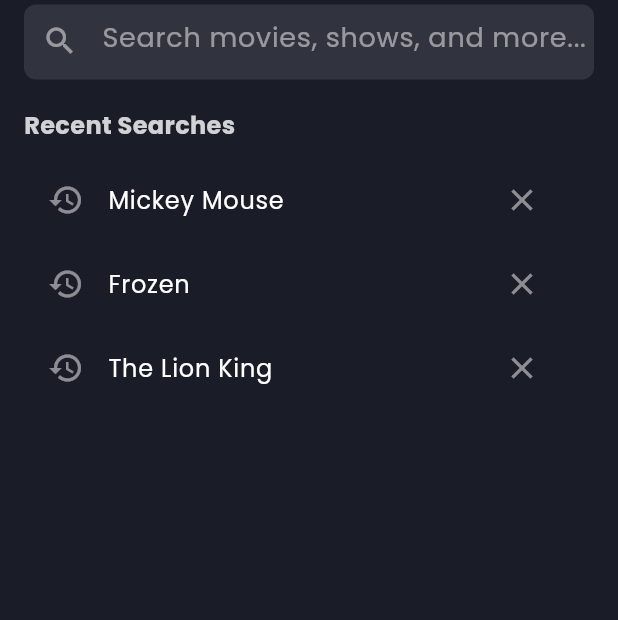
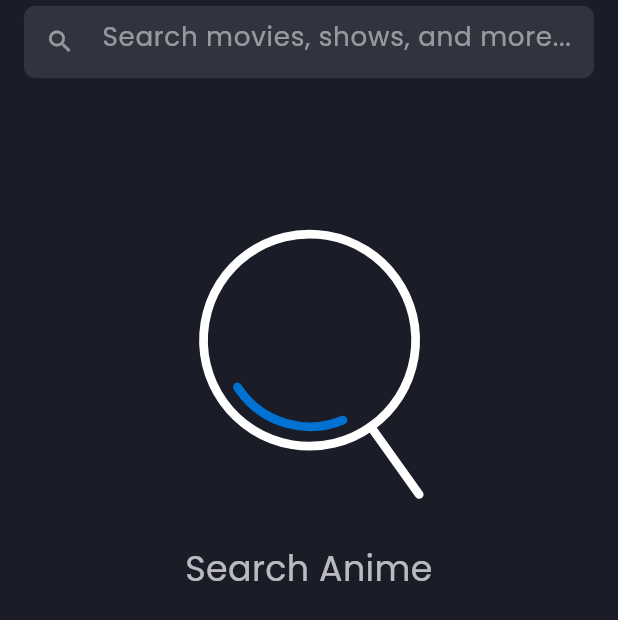
Before and after one commit to IbrahimElbazz/Disney, a Flutter app: the SearchScreen screen opened by its route, on a phone screen of 412 x 824 dp. Shown: the top 620 px of the screen. Run offline on Flutter 3.47's test engine with Material 3 defaults, Android fonts, the phone set to English and light mode, and no system bars; our stand-ins replace cached_network_image, carousel_slider, crystal_navigation_bar, dio, dots_indicator, flutter_animate and 9 more; missing offline and left inert: animated_rating_stars; generated files the repository leaves out were written again; network calls fail.

Commit message:
search screen done

```diff
--- a/lib/core/di/di.dart
+++ b/lib/core/di/di.dart
@@ -3,6 +3,8 @@ import 'package:disney/core/network/api_service.dart';
 import 'package:disney/core/network/dio_factory.dart';
 import 'package:disney/features/home/data/repos/home_repo.dart';
 import 'package:disney/features/home/logic/cubit/home_cubit.dart';
+import 'package:disney/features/search/data/repos/search_repo.dart';
+import 'package:disney/features/search/logic/cubit/search_cubit.dart';
 import 'package:get_it/get_it.dart';
 
 final getIt = GetIt.instance;
@@ -15,4 +17,8 @@ void setupGetIt() {
   // home
   getIt.registerLazySingleton(() => HomeRepo(getIt()));
   getIt.registerFactory(() => HomeCubit(getIt()));
+
+  // search
+  getIt.registerLazySingleton(() => SearchRepo(getIt()));
+  getIt.registerFactory(() => SearchCubit(getIt()));
 }
--- a/lib/core/network/api_constants.dart
+++ b/lib/core/network/api_constants.dart
@@ -2,4 +2,5 @@ class ApiConstants {
   static const String apiBaseUrl = "https://api.jikan.moe/v4/";
   static const String topAnime = "top/anime";
   static const String newsHome = "seasons/now";
+  static const String animeSearch = "anime";
 }
--- a/lib/core/network/api_service.dart
+++ b/lib/core/network/api_service.dart
@@ -11,9 +11,13 @@ abstract class ApiService {
 
   // get top anime
   @GET(ApiConstants.topAnime)
-  Future<GetTopAnimeResponseModel> getTopAnime();
+  Future<GetTopAnimeResponseModel> getTopAnime(@Query('q') String? query);
 
   // get news home
   @GET(ApiConstants.newsHome)
   Future<GetTopAnimeResponseModel> getNewsHome();
+
+  // get anime search
+  @GET(ApiConstants.animeSearch)
+  Future<GetTopAnimeResponseModel> searchAnime(@Query('q') String? query);
 }
--- a/lib/core/strings/app_images.dart
+++ b/lib/core/strings/app_images.dart
@@ -15,6 +15,7 @@ class AppImages {
   static String marvelChannel = '$imagePathImage/marvel_chanal.png';
   static String star = '$imagePathImage/star.png';
   static String arrowDownward = '$imagePathImage/arrow_downward.png';
+  static String notFoundSearch = '$imagePathImage/not_found_search.png';
 }
 
 class AppLotties {
@@ -24,6 +25,7 @@ class AppLotties {
   static String fireworks2 = '$imagePathLotties/fireworks2.json';
   static String stars = '$imagePathLotties/stars.json';
   static String success = '$imagePathLotties/success.json';
+  static String search = '$imagePathLotties/search.json';
 }
 
 class AppSvgs {
--- a/lib/core/strings/app_string.dart
+++ b/lib/core/strings/app_string.dart
@@ -22,4 +22,10 @@ class AppString {
   static const String channels = 'Channels';
   static const String showAll = 'Show All';
   static const String showMore = 'Show more';
+  static const String searchAnime = 'Search Anime';
+  static const String noResultsFound = 'No results found for ';
+  static const String trySearchingForSomethingElse =
+      'Try searching for something else';
+  static const String searchMoviesShowsAndMore =
+      'Search movies, shows, and more...';
 }
--- a/lib/features/anime_details/presentation/widgets/anime_details_section.dart
+++ b/lib/features/anime_details/presentation/widgets/anime_details_section.dart
@@ -22,6 +22,7 @@ class AnimeDetailsSection extends StatelessWidget {
       child: Column(
         crossAxisAlignment: CrossAxisAlignment.start,
         children: [
+          SizedBox(height: 20.h),
           // Synopsis Section
           Text(
             'Synopsis',
@@ -33,7 +34,9 @@ class AnimeDetailsSection extends StatelessWidget {
           ),
           SizedBox(height: 10.h),
           Text(
-            "${animeData.synopsis?.substring(0, 500)} ...",
+            animeData.synopsis!.length > 500
+                ? "${animeData.synopsis!.substring(0, 500)} ..."
+                : "${animeData.synopsis ?? 'N/A'} ...",
             style: TextStyle(
               color: Colors.white70,
               fontSize: 15.sp,
--- a/lib/features/app_navigation/app_navigation.dart
+++ b/lib/features/app_navigation/app_navigation.dart
@@ -3,6 +3,7 @@ import 'package:disney/core/themes/app_color.dart';
 import 'package:disney/features/favorit/presentation/screens/favorit_screen.dart';
 import 'package:disney/features/home/logic/cubit/home_cubit.dart';
 import 'package:disney/features/home/presentation/screens/home_screen.dart';
+import 'package:disney/features/search/logic/cubit/search_cubit.dart';
 import 'package:disney/features/search/presentation/screens/search_screen.dart';
 import 'package:flutter/cupertino.dart';
 import 'package:flutter/material.dart';
@@ -26,7 +27,10 @@ class _AppNavigationState extends State<AppNavigation> {
     ),
     const FavoritScreen(),
     const FavoritScreen(),
-    const SearchScreen(),
+    BlocProvider(
+      create: (context) => getIt<SearchCubit>(),
+      child: const SearchScreen(),
+    ),
   ];
   @override
   Widget build(BuildContext context) {
--- a/lib/features/home/data/repos/home_repo.dart
+++ b/lib/features/home/data/repos/home_repo.dart
@@ -7,9 +7,9 @@ class HomeRepo {
   HomeRepo(this._apiService);
   ApiService _apiService;
 
-  Future<ApiResult<GetTopAnimeResponseModel>> getTopAnime() async {
+  Future<ApiResult<GetTopAnimeResponseModel>> getTopAnime(String? query) async {
     try {
-      final response = await _apiService.getTopAnime();
+      final response = await _apiService.getTopAnime(query);
 
       return ApiResult.success(response);
     } catch (e) {
--- a/lib/features/home/logic/cubit/home_cubit.dart
+++ b/lib/features/home/logic/cubit/home_cubit.dart
@@ -13,7 +13,7 @@ class HomeCubit extends Cubit<HomeState> {
   Future<void> getTopAmine() async {
     emit(HomeState.getTopAnimeLoading());
 
-    final response = await _homeRepo.getTopAnime();
+    final response = await _homeRepo.getTopAnime(null);
     response.when(
       success: (GetTopAnimeResponseModel data) {
         emit(HomeState.getTopAnimeSuccess(data));
--- /dev/null
+++ b/lib/features/search/data/repos/search_repo.dart
@@ -0,0 +1,20 @@
+import 'package:disney/core/network/api_error_handel.dart';
+import 'package:disney/core/network/api_result.dart';
+import 'package:disney/core/network/api_service.dart';
+import 'package:disney/features/home/data/models/get_top_anime_response_model.dart';
+
+class SearchRepo {
+  final ApiService _apiService;
+
+  SearchRepo(this._apiService);
+
+  Future<ApiResult<GetTopAnimeResponseModel>> searchAnime(String? query) async {
+    try {
+      final response = await _apiService.searchAnime(query);
+
+      return ApiResult.success(response);
+    } catch (e) {
+      return ApiResult.failure(ApiErrorHandler.handle(e.toString()));
+    }
+  }
+}
--- /dev/null
+++ b/lib/features/search/logic/cubit/search_cubit.dart
@@ -0,0 +1,20 @@
+import 'package:disney/core/network/api_result.dart';
+import 'package:disney/features/home/data/repos/home_repo.dart';
+import 'package:disney/features/search/data/repos/search_repo.dart';
+import 'package:disney/features/search/logic/cubit/search_state.dart';
+import 'package:flutter_bloc/flutter_bloc.dart';
+
+class SearchCubit extends Cubit<SearchState> {
+  SearchCubit(this._searchRepo) : super(SearchState.initialSearch());
+
+  final SearchRepo _searchRepo;
+
+  Future<void> searchAnime(String? query) async {
+    emit(SearchState.loadingSearch());
+    final response = await _searchRepo.searchAnime(query);
+    response.when(
+      success: (data) => emit(SearchState.successSearch(data)),
+      failure: (apiErrorModel) => emit(SearchState.errorSearch(apiErrorModel)),
+    );
+  }
+}
--- /dev/null
+++ b/lib/features/search/logic/cubit/search_state.dart
@@ -0,0 +1,14 @@
+import 'package:disney/core/network/api_error_model.dart';
+import 'package:disney/features/home/data/models/get_top_anime_response_model.dart';
+import 'package:freezed_annotation/freezed_annotation.dart';
+
+part 'search_state.freezed.dart';
+
+@freezed
+class SearchState with _$SearchState {
+  const factory SearchState.initialSearch() = InitialSearch;
+  const factory SearchState.loadingSearch() = LoadingSearch;
+  const factory SearchState.successSearch(GetTopAnimeResponseModel animes) =
+      SuccessSearch;
+  const factory SearchState.errorSearch(ApiErrorModel error) = ErrorSearch;
+}
--- a/lib/features/search/presentation/screens/search_screen.dart
+++ b/lib/features/search/presentation/screens/search_screen.dart
@@ -1,5 +1,16 @@
+import 'package:disney/core/routes/route_extension.dart';
+import 'package:disney/core/routes/routes_constant.dart';
+import 'package:disney/core/strings/app_string.dart';
 import 'package:disney/core/themes/app_color.dart';
+import 'package:disney/features/search/logic/cubit/search_cubit.dart';
+import 'package:disney/features/search/logic/cubit/search_state.dart';
+import 'package:disney/features/search/presentation/widgets/loading_search_list.dart';
+import 'package:disney/features/search/presentation/widgets/search_empty.dart';
+import 'package:disney/features/search/presentation/widgets/search_not_found.dart';
 import 'package:flutter/material.dart';
+import 'package:flutter_bloc/flutter_bloc.dart';
+import 'package:flutter_screenutil/flutter_screenutil.dart';
+import 'package:skeletonizer/skeletonizer.dart';
 
 class SearchScreen extends StatefulWidget {
   const SearchScreen({super.key});
@@ -10,25 +21,19 @@ class SearchScreen extends StatefulWidget {
 
 class _SearchScreenState extends State<SearchScreen> {
   final TextEditingController _searchController = TextEditingController();
-  List<String> _recentSearches = ['Mickey Mouse', 'Frozen', 'The Lion King'];
-  List<String> _allMovies = [
-    'Mickey Mouse',
-    'Frozen',
-    'The Lion King',
-    'Moana',
-    'Toy Story',
-    'Finding Nemo',
-    'Aladdin',
-    'Beauty and the Beast',
-    'Cinderella',
-    'The Little Mermaid',
-  ];
-  List<String> _searchResults = [];
 
   @override
   void initState() {
     super.initState();
     _searchController.addListener(_onSearchChanged);
+  }
+
+  void _onSearchChanged() {
+    final query = _searchController.text.trim();
+    if (query.isNotEmpty) {
+      context.read<SearchCubit>().searchAnime(query);
+    }
+    setState(() {});
   }
 
   @override
@@ -38,168 +43,121 @@ class _SearchScreenState extends State<SearchScreen> {
     super.dispose();
   }
 
-  void _onSearchChanged() {
-    _searchResult();
-  }
-
-  void _searchResult() {
-    String query = _searchController.text.toLowerCase();
-    setState(() {
-      _searchResults = _allMovies
-          .where((movie) => movie.toLowerCase().contains(query))
-          .toList();
-    });
-  }
-
   @override
   Widget build(BuildContext context) {
-    return Scaffold(
+    return GestureDetector(
+      onTap: () => FocusManager.instance.primaryFocus?.unfocus(),
+      child: Scaffold(
         backgroundColor: AppColor.blueDark,
         appBar: AppBar(
+          foregroundColor: AppColor.blueDark,
+          surfaceTintColor: AppColor.blueDark,
           backgroundColor: AppColor.blueDark,
           leadingWidth: 0,
           title: Container(
-          height: 50,
+            height: 50.h,
             decoration: BoxDecoration(
               color: AppColor.white10,
-            borderRadius: BorderRadius.circular(8),
+              borderRadius: BorderRadius.circular(8.r),
             ),
             child: TextField(
               controller: _searchController,
               style: const TextStyle(color: AppColor.white),
               cursorColor: AppColor.white,
               decoration: InputDecoration(
-              hintText: 'Search movies, shows, and more...',
+                hintText: AppString.searchMoviesShowsAndMore,
                 hintStyle: TextStyle(
                   color: AppColor.white.withValues(alpha: 0.5),
-                fontSize: 18,
+                  fontSize: 18.sp,
                 ),
                 border: InputBorder.none,
-              prefixIcon: const Icon(Icons.search, color: AppColor.white50),
+                prefixIcon: Icon(
+                  Icons.search,
+                  color: AppColor.white50,
+                  size: 20.sp,
+                ),
                 suffixIcon: _searchController.text.isNotEmpty
                     ? IconButton(
-                      icon: const Icon(Icons.clear, color: AppColor.white50),
+                        icon: Icon(
+                          Icons.clear,
+                          color: AppColor.white50,
+                          size: 20.sp,
+                        ),
                         onPressed: () {
                           _searchController.clear();
                           setState(() {});
                         },
                       )
                     : null,
-              contentPadding: const EdgeInsets.symmetric(vertical: 8),
+                contentPadding: EdgeInsets.symmetric(vertical: 8.h),
               ),
-            onChanged: (value) {
-              // _onSearchChanged will handle setState
-            },
+              onChanged: (_) => _onSearchChanged(),
             ),
           ),
         ),
         body: _searchController.text.isEmpty
-          ? Padding(
+            ? const SearchEmpty()
+            : BlocBuilder<SearchCubit, SearchState>(
+                buildWhen: (previous, current) {
+                  return current is ErrorSearch ||
+                      current is LoadingSearch ||
+                      current is SuccessSearch;
+                },
+                builder: (context, state) {
+                  return state.maybeWhen(
+                    orElse: () => const SizedBox.shrink(),
+                    loadingSearch: () => LoadingSearchList(),
+                    errorSearch: (error) => Center(child: Text(error.message)),
+                    successSearch: (data) {
+                      return data.data.isEmpty
+                          ? SearchNotFound(searchController: _searchController)
+                          : ListView.builder(
+                              physics: BouncingScrollPhysics(),
                               padding: const EdgeInsets.all(16.0),
-              child: Column(
-                crossAxisAlignment: CrossAxisAlignment.start,
-                children: [
-                  Text(
-                    'Recent Searches',
-                    style: TextStyle(
-                      color: AppColor.white.withOpacity(0.8),
-                      fontSize: 16,
-                      fontWeight: FontWeight.bold,
-                    ),
-                  ),
-                  const SizedBox(height: 10),
-                  Expanded(
-                    child: ListView.builder(
-                      itemCount: _recentSearches.length,
-                      itemBuilder: (context, index) {
-                        return ListTile(
-                          leading: const Icon(
-                            Icons.history,
-                            color: AppColor.white50,
-                          ),
-                          title: Text(
-                            _recentSearches[index],
-                            style: const TextStyle(color: AppColor.white),
-                          ),
-                          trailing: IconButton(
-                            icon: const Icon(
-                              Icons.close,
-                              color: AppColor.white50,
-                            ),
-                            onPressed: () {
-                              setState(() {
-                                _recentSearches.removeAt(index);
-                              });
-                            },
-                          ),
-                          onTap: () {
-                            _searchController.text = _recentSearches[index];
-                            _searchResult(); // Trigger search for the recent item
-                          },
-                        );
-                      },
-                    ),
-                  ),
-                ],
-              ),
-            )
-          : _searchResults.isEmpty && _searchController.text.isNotEmpty
-          ? Center(
-              child: Column(
-                mainAxisAlignment: MainAxisAlignment.center,
-                children: [
-                  Icon(
-                    Icons.search_off,
-                    color: AppColor.white.withOpacity(0.5),
-                    size: 80,
-                  ),
-                  const SizedBox(height: 20),
-                  Text(
-                    'No results found for "${_searchController.text}"',
-                    textAlign: TextAlign.center,
-                    style: TextStyle(
-                      color: AppColor.white.withOpacity(0.7),
-                      fontSize: 18,
-                    ),
-                  ),
-                  const SizedBox(height: 5),
-                  Text(
-                    'Try searching for something else',
-                    style: TextStyle(
-                      color: AppColor.white.withOpacity(0.5),
-                      fontSize: 14,
-                    ),
-                  ),
-                ],
-              ),
-            )
-          : ListView.builder(
-              padding: const EdgeInsets.all(16.0),
-              itemCount: _searchResults.length,
+                              itemCount: data.data.length,
                               itemBuilder: (context, index) {
                                 return Card(
                                   color: AppColor.white10,
                                   margin: const EdgeInsets.only(bottom: 10),
                                   child: ListTile(
-                    leading: const Icon(Icons.movie, color: AppColor.white),
+                                    leading: CircleAvatar(
+                                      backgroundImage: NetworkImage(
+                                        data
+                                            .data[index]
+                                            .images
+                                            .jpg
+                                            .largeImageUrl!,
+                                      ),
+                                    ),
                                     title: Text(
-                      _searchResults[index],
+                                      'Movie $index',
                                       style: const TextStyle(
                                         color: AppColor.white,
                                         fontWeight: FontWeight.bold,
                                       ),
                                     ),
                                     subtitle: Text(
-                      'A wonderful movie from Disney',
-                      style: TextStyle(color: AppColor.white.withOpacity(0.7)),
+                                      '${data.data[index].type}',
+                                      style: TextStyle(
+                                        color: AppColor.white.withValues(
+                                          alpha: 0.7,
+                                        ),
+                                      ),
                                     ),
                                     onTap: () {
-                      // Handle tapping on a search result
-                      print('Tapped on ${_searchResults[index]}');
+                                      context.pushNamed(
+                                        RoutesConstant.animeDetailsScreen,
+                                        arguments: data.data[index],
+                                      );
                                     },
                                   ),
                                 );
                               },
+                            );
+                    },
+                  );
+                },
+              ),
       ),
     );
   }
--- /dev/null
+++ b/lib/features/search/presentation/widgets/search_empty.dart
@@ -0,0 +1,30 @@
+import 'package:disney/core/strings/app_images.dart';
+import 'package:disney/core/strings/app_string.dart';
+import 'package:disney/core/themes/app_color.dart';
+import 'package:flutter/material.dart';
+import 'package:flutter_screenutil/flutter_screenutil.dart';
+import 'package:lottie/lottie.dart';
+
+class SearchEmpty extends StatelessWidget {
+  const SearchEmpty({super.key});
+
+  @override
+  Widget build(BuildContext context) {
+    return Column(
+      crossAxisAlignment: CrossAxisAlignment.center,
+      spacing: 20.h,
+      children: [
+        SizedBox(height: 60.h),
+        Center(child: Lottie.asset(AppLotties.search, width: 200.w)),
+        Text(
+          AppString.searchAnime,
+          textAlign: TextAlign.center,
+          style: TextStyle(
+            color: AppColor.white.withValues(alpha: 0.7),
+            fontSize: 24.sp,
+          ),
+        ),
+      ],
+    );
+  }
+}
```
Also changed, not shown: assets/lotties/search.json (added, +1 -0 lines), lib/features/search/presentation/widgets/loading_search_list.dart (added, +43 -0 lines), lib/features/search/presentation/widgets/search_not_found.dart (added, +49 -0 lines), assets/images/not_found_search.png (added), lib/core/network/api_service.g.dart, lib/features/search/logic/cubit/search_state.freezed.dart (added), pubspec.lock. Lines whose indentation alone changed are shown as unchanged.
